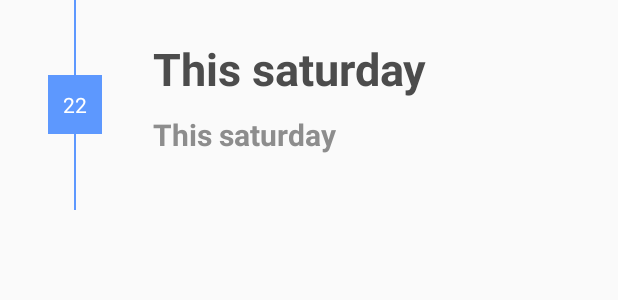
After one commit to mstefanini/noteapplication, an Android app: the layout lista.xml on its own in the app's theme, with its tools: preview values and no code run, on a phone screen of 412 x 824 dp. The commit adds this screen. Shown: the top 300 px of the screen. Run offline under Robolectric (Android 15) with nearby library versions, the phone set to English and light mode, and no system bars.

Commit message:
Commit A caso

```diff
--- /dev/null
+++ b/app/src/main/res/layout/lista.xml
@@ -0,0 +1,74 @@
+<?xml version="1.0" encoding="utf-8"?>
+<LinearLayout xmlns:android="http://schemas.android.com/apk/res/android"
+xmlns:tools="http://schemas.android.com/tools"
+android:orientation="horizontal"
+android:layout_width="match_parent"
+android:layout_height="140dp"
+    android:id="@+id/schermatalista">
+
+<RelativeLayout
+    android:layout_width="100dp"
+    android:layout_height="match_parent">
+
+    <View
+        android:layout_width="1dp"
+        android:layout_height="match_parent"
+        android:layout_above="@+id/day"
+        android:layout_centerHorizontal="true" />
+
+    <View
+        android:layout_width="1dp"
+        android:layout_centerHorizontal="true"
+        android:layout_height="match_parent"
+        android:background="#5d98fe"
+         />
+
+    <TextView
+        android:id="@+id/day"
+        android:layout_width="wrap_content"
+        android:layout_height="wrap_content"
+        android:layout_centerInParent="true"
+        android:background="#5d98fe"
+        android:padding="10dp"
+        tools:text="22"
+        android:textColor="#fff"
+        android:text="22" />
+
+</RelativeLayout>
+
+    <LinearLayout
+        android:orientation="vertical"
+        android:layout_width="match_parent"
+        android:layout_height="match_parent"
+        android:layout_marginTop="5dp"
+        android:layout_marginBottom="3dp"
+        android:layout_marginRight="3dp"
+        android:paddingTop="10dp">
+
+        <TextView
+            android:layout_width="match_parent"
+            android:layout_height="0dp"
+            android:textColor="#4c4c4c"
+            tools:text="This saturday"
+            android:textStyle="bold"
+            android:id="@+id/tv_MainText"
+            android:layout_weight="1"
+            android:textSize="30dp"
+            android:paddingLeft="2dp"
+            android:paddingTop="10dp" />
+
+        <TextView
+            tools:text="This saturday"
+            android:layout_width="match_parent"
+            android:layout_height="0dp"
+            android:layout_centerVertical="true"
+            android:textColor="#8d8d8d"
+            android:textStyle="bold"
+            android:id="@+id/tv_SubText"
+            android:layout_weight="1"
+            android:textSize="20dp"
+            android:paddingLeft="2dp" />
+
+    </LinearLayout>
+
+</LinearLayout>
```
Also changed, not shown: app/src/main/java/com/neko/noteapplication/MainActivity.java (+128 -19 lines), app/src/main/java/com/neko/noteapplication/utils/DataProvider.java (+63 -24 lines), app/src/main/java/com/neko/noteapplication/utils/Note.java (+34 -2 lines), app/src/main/res/layout/activity_main.xml (+15 -4 lines), app/src/main/res/menu/menu.xml (added, +9 -0 lines), 1 other file.
